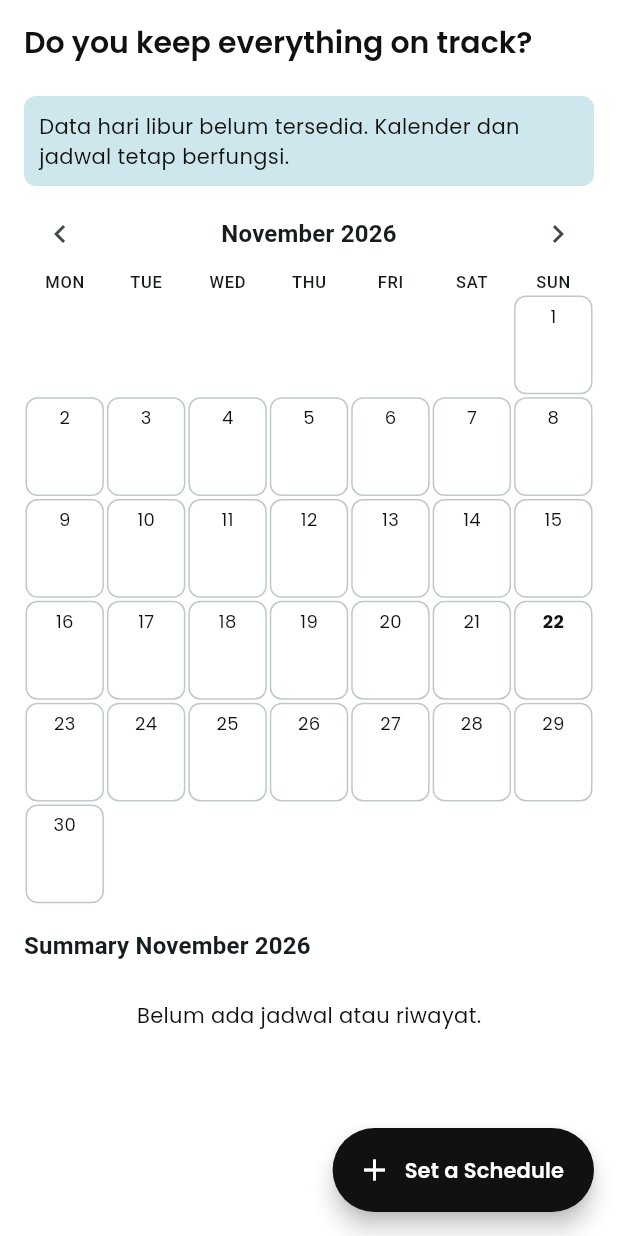
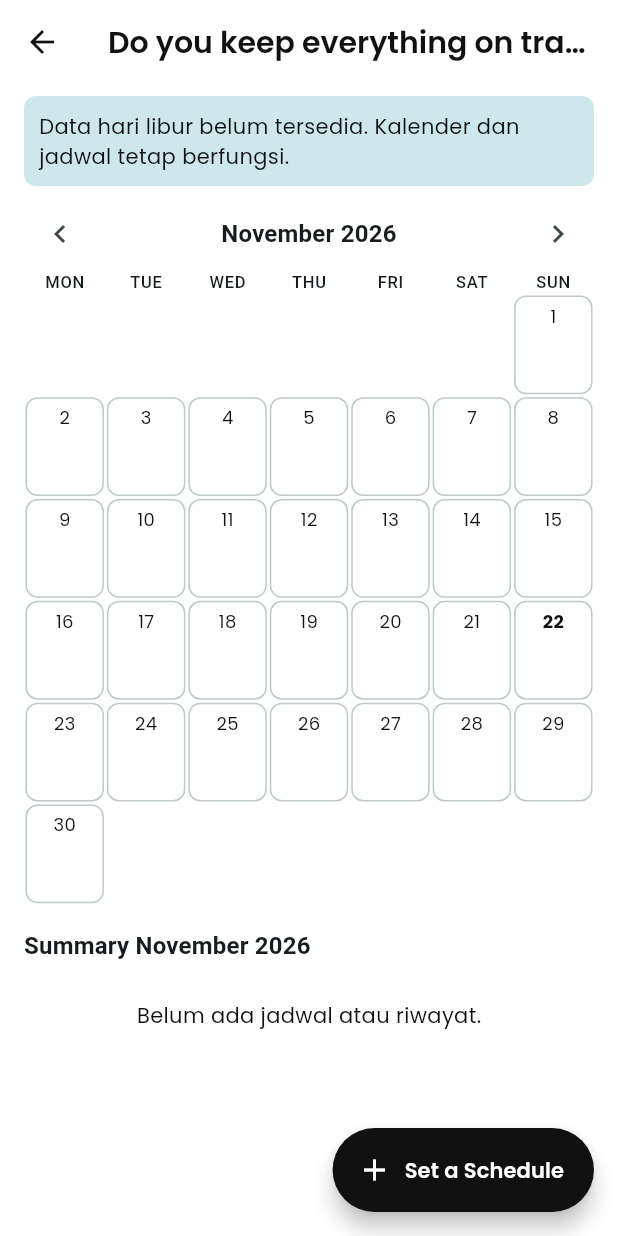
Before and after one commit to AliyahHaris183/kelompok-4-kelas-C-pemrograman_mobile, a Flutter app: the CalendarScreen screen opened by its route, on a phone screen of 412 x 824 dp. Run offline on Flutter 3.47's test engine with Material 3 defaults, Android fonts, the phone set to English and light mode, and no system bars; our stand-ins replace cloud_firestore, firebase_auth, firebase_core, firebase_messaging, flutter_local_notifications, flutter_riverpod and 4 more; accounts and stored records are empty; network calls fail.

Commit message:
fix(care): resolve calendar, schedule setup, care summary UI issues and dependencies

```diff
--- a/project_akhir/catlendar/lib/features/care/presentation/screens/calendar_screen.dart
+++ b/project_akhir/catlendar/lib/features/care/presentation/screens/calendar_screen.dart
@@ -3,7 +3,6 @@ import 'package:flutter_riverpod/flutter_riverpod.dart';
 import 'package:go_router/go_router.dart';
 
 import 'package:catlendar/app/router/app_routes.dart';
-
 import 'package:catlendar/core/utils/date_utils.dart';
 import 'package:catlendar/features/cats/data/models/cat.dart';
 import 'package:catlendar/core/widgets/cat_avatar.dart';
@@ -15,14 +14,9 @@ import 'package:catlendar/features/care/presentation/widgets/care_summary_list.d
 import 'package:catlendar/features/cats/presentation/providers/cat_providers.dart';
 
 /// Layar 19: Do you keep everything on track? (kalender bulanan).
-///
-/// Avatar kucing pada tanggal berjadwal atau berisi riwayat. Tanggal hari libur
-/// ditandai. Ketuk tanggal untuk melihat aktivitasnya. catId opsional: jika ada,
-/// tampilkan kalender satu kucing.
 class CalendarScreen extends ConsumerStatefulWidget {
   const CalendarScreen({super.key, this.catId});
 
-  /// Opsional.
   final String? catId;
 
   @override
@@ -42,6 +36,14 @@ class _CalendarScreenState extends ConsumerState<CalendarScreen> {
     });
   }
 
+  void _handleBack() {
+    if (context.canPop()) {
+      context.pop();
+    } else {
+      context.go(AppRoutes.home.path);
+    }
+  }
+
   @override
   Widget build(BuildContext context) {
     return Theme(data: CareTheme.of(context), child: _body(context));
@@ -56,7 +58,10 @@ class _CalendarScreenState extends ConsumerState<CalendarScreen> {
 
     if (schedules.hasError || records.hasError || cats.hasError) {
       return Scaffold(
-        appBar: AppBar(title: const Text('Calendar')),
+        appBar: AppBar(
+          leading: IconButton(icon: const Icon(Icons.arrow_back), onPressed: _handleBack),
+          title: const Text('Calendar'),
+        ),
         body: const Center(child: Text('Kalender belum bisa dimuat.')),
       );
     }
@@ -65,15 +70,19 @@ class _CalendarScreenState extends ConsumerState<CalendarScreen> {
     final catList = cats.value;
     if (scheduleList == null || recordList == null || catList == null) {
       return Scaffold(
-        appBar: AppBar(title: const Text('Calendar')),
+        appBar: AppBar(
+          leading: IconButton(icon: const Icon(Icons.arrow_back), onPressed: _handleBack),
+          title: const Text('Calendar'),
+        ),
         body: const Center(child: CircularProgressIndicator()),
       );
     }
 
+    final catById = {for (final c in catList) c.catId: c};
     final catId = widget.catId;
     final title = catId == null
         ? 'Do you keep everything on track?'
-        : "${_catName(catList, catId) ?? 'Kucing'}'s calendar";
+        : "${catById[catId]?.name ?? 'Kucing'}'s calendar";
 
     final allEntries = buildSummaryEntries(
       schedules: scheduleList,
@@ -103,7 +112,14 @@ class _CalendarScreenState extends ConsumerState<CalendarScreen> {
     final cellCount = ((leading + daysInMonth) / 7).ceil() * 7;
 
     return Scaffold(
-      appBar: AppBar(title: Text(title)),
+      appBar: AppBar(
+        leading: IconButton(
+          tooltip: 'Kembali',
+          icon: const Icon(Icons.arrow_back),
+          onPressed: _handleBack,
+        ),
+        title: Text(title),
+      ),
       floatingActionButton: FloatingActionButton.extended(
         onPressed: () => _addSchedule(catList),
         backgroundColor: CareTheme.ink,
@@ -221,7 +237,8 @@ class _CalendarScreenState extends ConsumerState<CalendarScreen> {
                             children: [
                               for (final entry in dayEntries.take(3))
                                 CatAvatar(
-                                  avatarId: entry.avatarId,
+                                  avatarId: catById[entry.catId]?.avatarId ?? entry.avatarId,
+                                  catColor: catById[entry.catId]?.color ?? entry.catColor,
                                   radius: 7,
                                   fallbackName: entry.catName,
                                 ),
@@ -263,7 +280,6 @@ class _CalendarScreenState extends ConsumerState<CalendarScreen> {
     );
   }
 
-  /// Tambah jadwal: langsung untuk kucing terpilih, atau pilih kucing dulu.
   void _addSchedule(List<Cat> cats) {
     final catId = widget.catId;
     if (catId != null) {
@@ -290,7 +306,12 @@ class _CalendarScreenState extends ConsumerState<CalendarScreen> {
             ),
             for (final cat in cats)
               ListTile(
-                leading: CatAvatar(avatarId: cat.avatarId, radius: 18, fallbackName: cat.name),
+                leading: CatAvatar(
+                  avatarId: cat.avatarId,
+                  catColor: cat.color,
+                  radius: 18,
+                  fallbackName: cat.name,
+                ),
                 title: Text(cat.name),
                 onTap: () {
                   Navigator.of(sheetContext).pop();
@@ -305,11 +326,4 @@ class _CalendarScreenState extends ConsumerState<CalendarScreen> {
       ),
     );
   }
-
-  String? _catName(List<Cat> cats, String catId) {
-    for (final cat in cats) {
-      if (cat.catId == catId) return cat.name;
-    }
-    return null;
-  }
 }
--- a/project_akhir/catlendar/lib/features/care/presentation/utils/summary_builder.dart
+++ b/project_akhir/catlendar/lib/features/care/presentation/utils/summary_builder.dart
@@ -18,6 +18,7 @@ class SummaryEntry {
     required this.catId,
     required this.catName,
     this.avatarId,
+    this.catColor,
     this.schedule,
     this.overdue = false,
   });
@@ -29,6 +30,7 @@ class SummaryEntry {
   final String catId;
   final String catName;
   final String? avatarId;
+  final String? catColor;
 
   /// Terisi untuk entri Next, agar layar bisa menyelesaikan atau membatalkannya.
   final Schedule? schedule;
@@ -68,6 +70,7 @@ List<SummaryEntry> buildSummaryEntries({
         catId: cat.catId,
         catName: cat.name,
         avatarId: cat.avatarId,
+        catColor: cat.color,
         schedule: schedule,
         overdue: schedule.nextDate.isBefore(today),
       ),
@@ -87,6 +90,7 @@ List<SummaryEntry> buildSummaryEntries({
         catId: cat.catId,
         catName: cat.name,
         avatarId: cat.avatarId,
+        catColor: cat.color,
       ),
     );
   }
--- a/project_akhir/catlendar/lib/features/care/presentation/widgets/care_summary_list.dart
+++ b/project_akhir/catlendar/lib/features/care/presentation/widgets/care_summary_list.dart
@@ -3,7 +3,6 @@ import 'package:flutter_riverpod/flutter_riverpod.dart';
 import 'package:go_router/go_router.dart';
 
 import 'package:catlendar/app/router/app_routes.dart';
-
 import 'package:catlendar/core/utils/date_utils.dart';
 import 'package:catlendar/core/widgets/cat_avatar.dart';
 import 'package:catlendar/features/care/data/models/holiday.dart';
@@ -149,6 +148,7 @@ class _SummaryTile extends StatelessWidget {
       onTap: onAction == null ? null : () => onAction!(ScheduleAction.edit),
       leading: CatAvatar(
         avatarId: entry.avatarId,
+        catColor: entry.catColor,
         radius: 22,
         fallbackName: entry.catName,
       ),
```
Also changed, not shown: project_akhir/catlendar/lib/features/care/presentation/screens/schedule_setup_screen.dart (+24 -13 lines), project_akhir/catlendar/lib/features/care/presentation/screens/summary_screen.dart (+16 -6 lines), project_akhir/catlendar/pubspec.yaml (+2 -6 lines), 1 other file.
